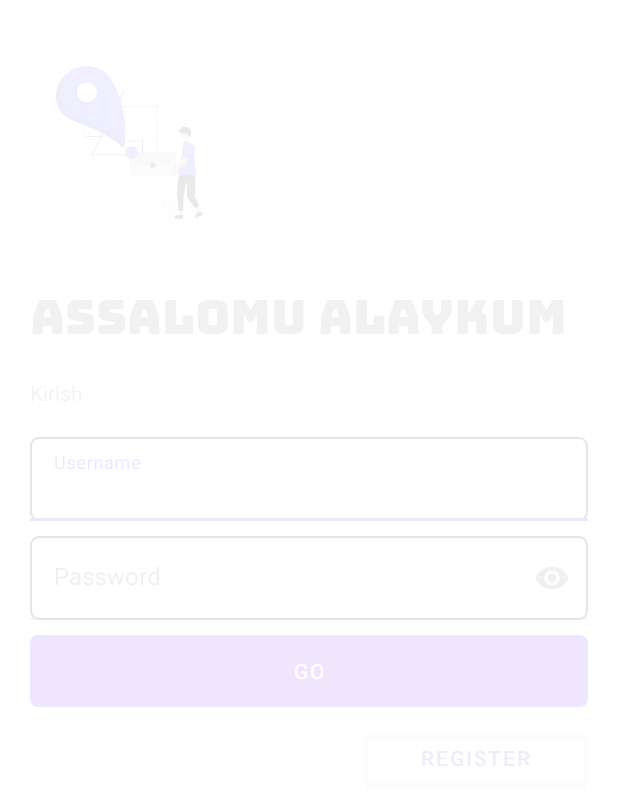
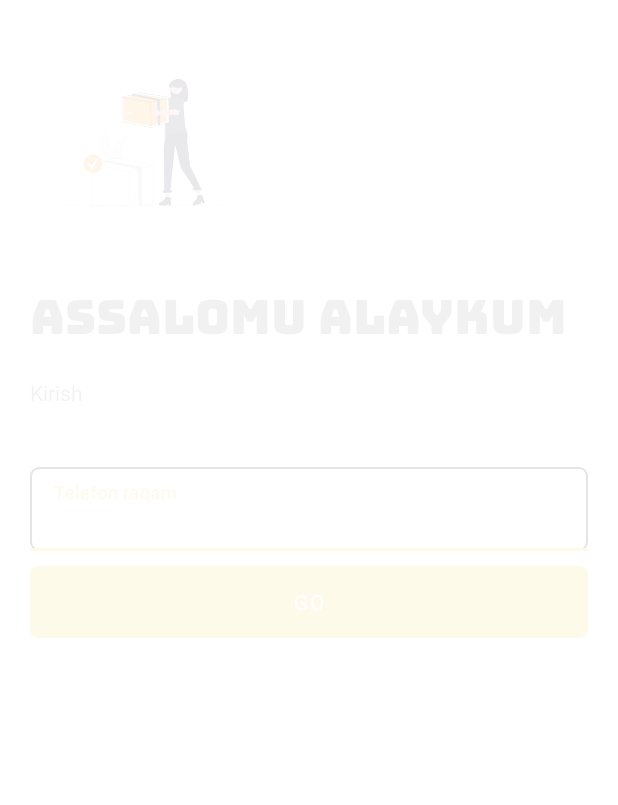
Before and after one commit to Bayramali1999/EggDeleiverApp, an Android app: the screen it shows after launch (LoginActivity), on a phone screen of 412 x 824 dp. Shown: the top 805 px of the screen. Run offline under Robolectric (Android 15) with nearby library versions, the phone set to English and light mode, and no system bars; our stand-ins replace Firebase (no records; nobody signed in at launch, a user with empty details on screens opened directly).

Commit message:
reg works

```diff
--- a/app/src/main/AndroidManifest.xml
+++ b/app/src/main/AndroidManifest.xml
@@ -24,9 +24,6 @@
             </intent-filter>
         </activity>
         <activity
-            android:name=".reg_view.RegisterActivity"
-            android:exported="false" />
-        <activity
             android:name=".MainActivity"
             android:exported="false" />
     </application>
--- a/app/src/main/java/com/example/eggdeleiverapp/MainActivity.kt
+++ b/app/src/main/java/com/example/eggdeleiverapp/MainActivity.kt
@@ -10,16 +10,18 @@ import com.google.firebase.auth.FirebaseAuth
 class MainActivity : AppCompatActivity() {
 
     private lateinit var auth: FirebaseAuth
+    private var phone: String = ""
     override fun onCreate(savedInstanceState: Bundle?) {
         super.onCreate(savedInstanceState)
         setContentView(R.layout.activity_main)
 
         auth = FirebaseAuth.getInstance()
+        checkHasLogin()
+//        phone = intent!!.getStringExtra("phone").toString()
+
     }
 
-    override fun onResume() {
-        super.onResume()
-
+    private fun checkHasLogin() {
         if (auth.currentUser == null) {
             val intent = Intent(this, LoginActivity::class.java)
             startActivity(intent)
--- a/app/src/main/java/com/example/eggdeleiverapp/reg_view/CustomSplashActivity.kt
+++ b/app/src/main/java/com/example/eggdeleiverapp/reg_view/CustomSplashActivity.kt
@@ -37,6 +37,8 @@ class CustomSplashActivity : AppCompatActivity() {
 
 
         Handler(Looper.myLooper()!!).postDelayed({
+//            splash_container.animation =
+//                AnimationUtils.loadAnimation(this@CustomSplashActivity, R.anim.fadeout)
             val intent = Intent(this@CustomSplashActivity, MainActivity::class.java)
 // how to add this figure
 //            val pairs = arrayOf(
@@ -55,5 +57,8 @@ class CustomSplashActivity : AppCompatActivity() {
         }, 4000L)
     }
 
+    override fun onPause() {
+        super.onPause()
 
+    }
 }
--- a/app/src/main/res/layout/activity_login.xml
+++ b/app/src/main/res/layout/activity_login.xml
@@ -19,7 +19,7 @@
             android:id="@+id/log_image"
             android:layout_width="150dp"
             android:layout_height="150dp"
-            android:src="@drawable/deleiver"
+            android:src="@drawable/orderbg"
             android:transitionName="logo_image"
             app:layout_constraintBottom_toBottomOf="parent"
             app:layout_constraintTop_toTopOf="parent" />
@@ -46,7 +46,7 @@
         android:id="@+id/login_form"
         android:layout_width="match_parent"
         android:layout_height="wrap_content"
-        android:layout_marginTop="20dp"
+        android:layout_marginTop="40dp"
         android:layout_marginBottom="20dp"
         android:orientation="vertical">
 
@@ -55,7 +55,7 @@
             style="@style/ThemeOverlay.Material3.TextInputEditText.OutlinedBox"
             android:layout_width="match_parent"
             android:layout_height="wrap_content"
-            android:hint="Username"
+            android:hint="Telefon raqam"
             app:boxBackgroundColor="@color/white">
 
             <com.google.android.material.textfield.TextInputEditText
@@ -73,6 +73,7 @@
             android:layout_height="wrap_content"
             android:layout_marginTop="10dp"
             android:hint="Password"
+            android:visibility="gone"
             app:boxBackgroundColor="@color/white"
             app:passwordToggleEnabled="true">
 
@@ -94,13 +95,13 @@
             android:text="Go" />
 
         <Button
-            android:id="@+id/login_reg"
-            android:layout_width="150dp"
+            android:id="@+id/login_sms"
+            android:layout_width="match_parent"
             android:layout_height="wrap_content"
-            android:layout_gravity="end"
             android:layout_marginTop="10dp"
-            android:backgroundTint="#00000000"
-            android:text="Register"
-            android:textColor="#3F51B5" />
+            android:background="@drawable/btn_item"
+            android:text="Go"
+            android:visibility="gone" />
+
     </LinearLayout>
 </LinearLayout>
--- a/app/src/main/res/values-night/themes.xml
+++ b/app/src/main/res/values-night/themes.xml
@@ -2,8 +2,8 @@
     <!-- Base application theme. -->
     <style name="Theme.EggDeleiverApp" parent="Theme.MaterialComponents.DayNight.NoActionBar">
         <!-- Primary brand color. -->
-        <item name="colorPrimary">@color/purple_200</item>
-        <item name="colorPrimaryVariant">@color/purple_700</item>
+        <item name="colorPrimary">@color/main_color</item>
+        <item name="colorPrimaryVariant">@color/purple_500</item>
         <item name="colorOnPrimary">@color/black</item>
         <!-- Secondary brand color. -->
         <item name="colorSecondary">@color/teal_200</item>
--- a/app/src/main/res/values/colors.xml
+++ b/app/src/main/res/values/colors.xml
@@ -7,4 +7,5 @@
     <color name="teal_700">#FF018786</color>
     <color name="black">#FF000000</color>
     <color name="white">#FFFFFFFF</color>
+    <color name="main_color">#fece2d</color>
 </resources>
--- a/app/src/main/res/values/themes.xml
+++ b/app/src/main/res/values/themes.xml
@@ -2,15 +2,15 @@
     <!-- Base application theme. -->
     <style name="Theme.EggDeleiverApp" parent="Theme.MaterialComponents.DayNight.NoActionBar">
         <!-- Primary brand color. -->
-        <item name="colorPrimary">@color/purple_500</item>
-        <item name="colorPrimaryVariant">@color/purple_700</item>
+        <item name="colorPrimary">@color/main_color</item>
+        <item name="colorPrimaryVariant">@color/purple_500</item>
         <item name="colorOnPrimary">@color/white</item>
         <!-- Secondary brand color. -->
         <item name="colorSecondary">@color/teal_200</item>
         <item name="colorSecondaryVariant">@color/teal_700</item>
         <item name="colorOnSecondary">@color/black</item>
         <!-- Status bar color. -->
-        <item name="android:statusBarColor" >?attr/colorPrimaryVariant</item>
+        <item name="android:statusBarColor">?attr/colorPrimaryVariant</item>
         <!-- Customize your theme here. -->
         <item name="android:windowContentTransitions">true</item>
     </style>
--- a/build.gradle
+++ b/build.gradle
@@ -2,6 +2,7 @@ buildscript {
     dependencies {
         classpath 'com.google.gms:google-services:4.3.10'
     }
+
 }// Top-level build file where you can add configuration options common to all sub-projects/modules.
 plugins {
     id 'com.android.application' version '7.1.3' apply false
```
Also changed, not shown: app/src/main/java/com/example/eggdeleiverapp/reg_view/LoginActivity.kt (+95 -3 lines), app/src/main/java/com/example/eggdeleiverapp/reg_view/RegisterActivity.kt (deleted, +0 -30 lines), app/src/main/res/layout/activity_main.xml (+0 -8 lines), app/src/main/res/layout/activity_register.xml (deleted, +0 -114 lines), app/src/main/res/layout/activity_splash.xml (+6 -5 lines), app/src/main/res/drawable/orderbg.png (added).
